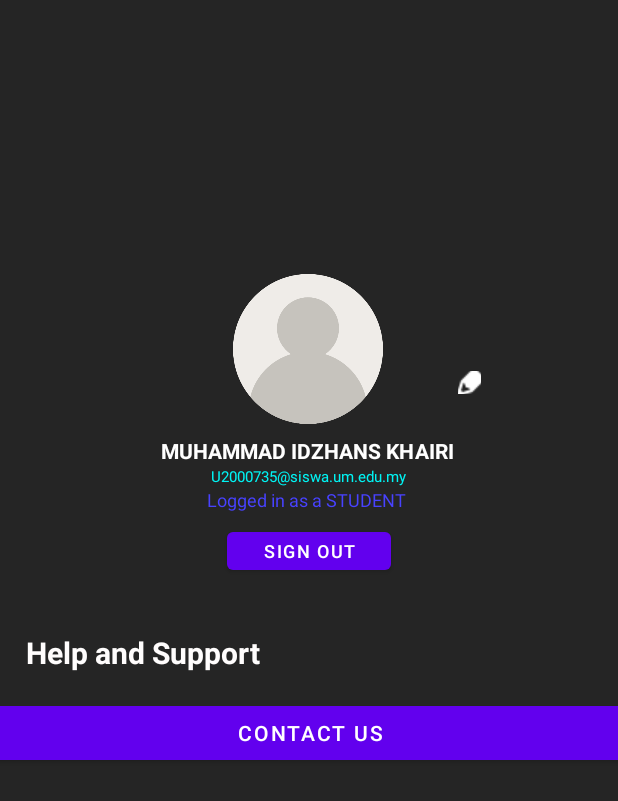
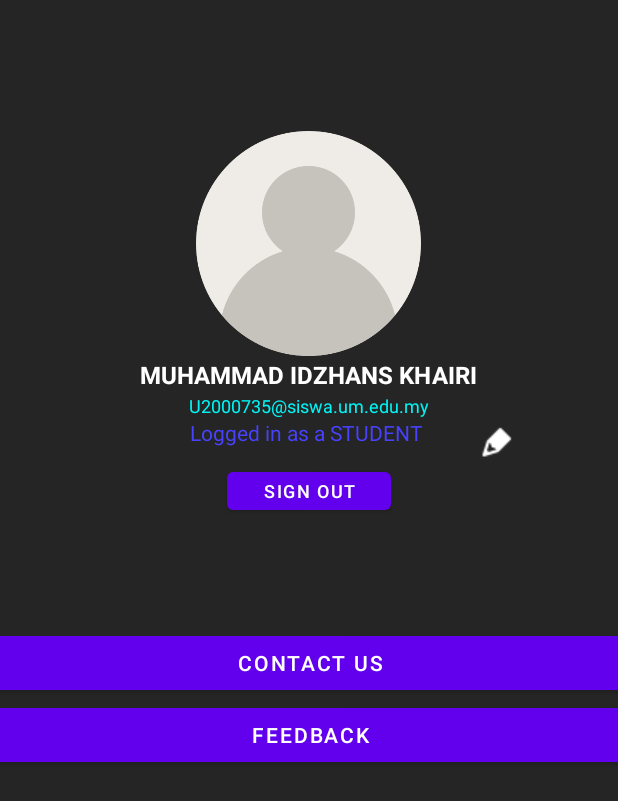
Before and after one commit to IdzhansKhairi/UM_Events, an Android app: the fragment SettingClientFragment shown on its own in the app's theme, on a phone screen of 412 x 824 dp. Shown: the top 801 px of the screen. Run offline under Robolectric (Android 15) with nearby library versions, the phone set to English and light mode, and no system bars; Roboto replaces fonts that are not available here.

Commit message:
calendar rework

```diff
--- a/app/src/main/java/com/example/um_event/MainActivity.java
+++ b/app/src/main/java/com/example/um_event/MainActivity.java
@@ -41,9 +41,9 @@ public class MainActivity extends AppCompatActivity {
                     replaceFragment(new CalendarFragment());
                     break;
                 case R.id.nav_setting:
-                    replaceFragment(new Test_appearance());
+                    //replaceFragment(new Test_appearance());
                    // replaceFragment(new InsertEvent());
-                   // replaceFragment(new SettingsFragment());
+                    replaceFragment(new SettingClientFragment());
                     break;
             }
 
--- a/app/src/main/res/layout/fragment_setting_client.xml
+++ b/app/src/main/res/layout/fragment_setting_client.xml
@@ -8,18 +8,14 @@
 
     <ImageView
         android:id="@+id/profilePicture"
-        android:layout_width="100dp"
-        android:layout_height="100dp"
-        android:layout_marginStart="155dp"
-        android:layout_marginTop="90dp"
-        android:layout_marginEnd="156dp"
-        android:layout_marginBottom="541dp"
-        app:layout_constraintBottom_toBottomOf="parent"
+        android:layout_width="150dp"
+        android:layout_height="150dp"
+        android:layout_marginStart="130dp"
+        android:layout_marginTop="87dp"
+        android:layout_marginEnd="131dp"
         app:layout_constraintEnd_toEndOf="parent"
-        app:layout_constraintHorizontal_bias="0.0"
         app:layout_constraintStart_toStartOf="parent"
         app:layout_constraintTop_toTopOf="parent"
-        app:layout_constraintVertical_bias="1.0"
         app:srcCompat="@drawable/profile_pic" />
 
     <TextView
@@ -27,26 +23,25 @@
         android:layout_width="wrap_content"
         android:layout_height="wrap_content"
         android:layout_marginStart="107dp"
-        android:layout_marginTop="108dp"
+        android:layout_marginTop="1dp"
         android:layout_marginEnd="107dp"
         android:text="MUHAMMAD IDZHANS KHAIRI"
         android:textColor="#FFFFFF"
+        android:textSize="16sp"
         android:textStyle="bold"
         app:layout_constraintEnd_toEndOf="parent"
-        app:layout_constraintHorizontal_bias="0.0"
+        app:layout_constraintHorizontal_bias="0.518"
         app:layout_constraintStart_toStartOf="parent"
-        app:layout_constraintTop_toTopOf="@+id/profilePicture" />
+        app:layout_constraintTop_toBottomOf="@+id/profilePicture" />
 
     <ImageButton
         android:id="@+id/editprofileBtn"
-        android:layout_width="15dp"
-        android:layout_height="15dp"
-        android:layout_marginTop="199dp"
-        android:layout_marginEnd="89dp"
-        android:layout_marginBottom="514dp"
+        android:layout_width="25dp"
+        android:layout_height="25dp"
+        android:layout_marginTop="236dp"
+        android:layout_marginBottom="470dp"
         android:backgroundTint="#252525"
         app:layout_constraintBottom_toBottomOf="parent"
-        app:layout_constraintEnd_toEndOf="parent"
         app:layout_constraintStart_toEndOf="@+id/profileName"
         app:layout_constraintTop_toTopOf="parent"
         app:srcCompat="@drawable/edit_icon" />
@@ -56,25 +51,24 @@
         android:layout_width="wrap_content"
         android:layout_height="wrap_content"
         android:layout_marginStart="139dp"
+        android:layout_marginTop="1dp"
         android:layout_marginEnd="140dp"
-        android:layout_marginBottom="499dp"
         android:text="U2000735@siswa.um.edu.my"
         android:textColor="#00F4F4"
-        android:textSize="10sp"
-        app:layout_constraintBottom_toBottomOf="parent"
+        android:textSize="12sp"
         app:layout_constraintEnd_toEndOf="parent"
         app:layout_constraintStart_toStartOf="parent"
         app:layout_constraintTop_toBottomOf="@+id/profileName" />
 
     <TextView
         android:id="@+id/status"
-        android:layout_width="136dp"
-        android:layout_height="16dp"
-        android:layout_marginStart="137dp"
-        android:layout_marginEnd="138dp"
+        android:layout_width="158dp"
+        android:layout_height="22dp"
+        android:layout_marginStart="126dp"
+        android:layout_marginEnd="127dp"
         android:text="Logged in as a STUDENT"
         android:textColor="#4842FF"
-        android:textSize="12sp"
+        android:textSize="14sp"
         app:layout_constraintEnd_toEndOf="parent"
         app:layout_constraintStart_toStartOf="parent"
         app:layout_constraintTop_toBottomOf="@+id/emailTxt" />
@@ -119,6 +113,16 @@
         app:layout_constraintBottom_toBottomOf="parent"
         app:layout_constraintEnd_toEndOf="parent"
         app:layout_constraintStart_toStartOf="parent"
-        app:layout_constraintTop_toTopOf="parent" />
+        app:layout_constraintTop_toTopOf="parent"
+        app:layout_constraintVertical_bias="0.0" />
+
+    <Button
+        android:id="@+id/feedbackBtn"
+        android:layout_width="465dp"
+        android:layout_height="48dp"
+        android:text="FEEDBACK"
+        app:layout_constraintEnd_toEndOf="parent"
+        app:layout_constraintStart_toStartOf="parent"
+        app:layout_constraintTop_toBottomOf="@+id/contactUsBtn" />
 
 </androidx.constraintlayout.widget.ConstraintLayout>
--- a/app/src/main/res/navigation/nav_calendar.xml
+++ /dev/null
@@ -1,22 +0,0 @@
-<?xml version="1.0" encoding="utf-8"?>
-<navigation xmlns:android="http://schemas.android.com/apk/res/android"
-    xmlns:app="http://schemas.android.com/apk/res-auto"
-    xmlns:tools="http://schemas.android.com/tools"
-    android:id="@+id/nav_calendar"
-    app:startDestination="@id/calendarFragment">
-
-    <fragment
-        android:id="@+id/calendarFragment"
-        android:name="com.example.um_event.CalendarFragment"
-        android:label="fragment_calendar"
-        tools:layout="@layout/fragment_calendar" >
-        <action
-            android:id="@+id/calendarToAddEvent"
-            app:destination="@id/calendarAddEventFragment" />
-    </fragment>
-    <fragment
-        android:id="@+id/calendarAddEventFragment"
-        android:name="com.example.um_event.CalendarAddEventFragment"
-        android:label="fragment_calendar_add_event"
-        tools:layout="@layout/fragment_calendar_add_event" />
-</navigation>
```
Also changed, not shown: app/src/main/java/com/example/um_event/CalendarFragment.java (+7 -9 lines).
